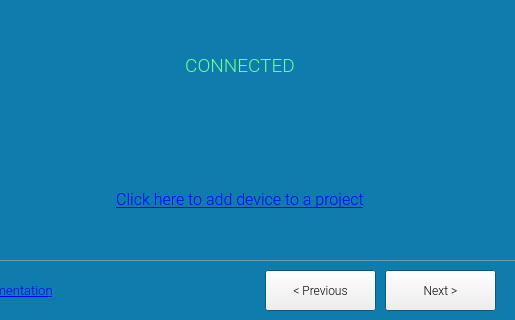
Qt form src/wizard/wizard.ui (olgierdh/mongoose-flashing-tool) before a commit; both pictures show x 325 to 840 and y 200 to 520 of the 840 by 520 pixel window.
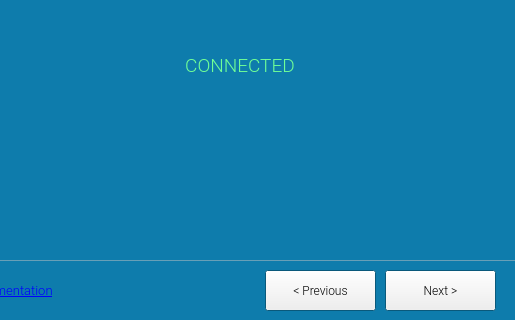
The same form after that commit. The open tabs and pages were chosen to show the change. Icons and pictures are not drawn.

Commit message:
FnC wizard: Cloud device claim flow; save config
Minor refactoring of command line options

PUBLISHED_FROM=ed37ee01a3c5aaa815d997cbdfad4ff36f06888f

```diff
--- a/src/wizard/wizard.ui
+++ b/src/wizard/wizard.ui
@@ -2809,66 +2809,6 @@
        <set>Qt::AlignCenter</set>
       </property>
      </widget>
-     <widget class="QLabel" name="s4_2_link">
-      <property name="geometry">
-       <rect>
-        <x>410</x>
-        <y>330</y>
-        <width>310</width>
-        <height>20</height>
-       </rect>
-      </property>
-      <property name="palette">
-       <palette>
-        <active>
-         <colorrole role="WindowText">
-          <brush brushstyle="SolidPattern">
-           <color alpha="255">
-            <red>255</red>
-            <green>255</green>
-            <blue>255</blue>
-           </color>
-          </brush>
-         </colorrole>
-        </active>
-        <inactive>
-         <colorrole role="WindowText">
-          <brush brushstyle="SolidPattern">
-           <color alpha="255">
-            <red>255</red>
-            <green>255</green>
-            <blue>255</blue>
-           </color>
-          </brush>
-         </colorrole>
-        </inactive>
-        <disabled>
-         <colorrole role="WindowText">
-          <brush brushstyle="SolidPattern">
-           <color alpha="255">
-            <red>120</red>
-            <green>120</green>
-            <blue>120</blue>
-           </color>
-          </brush>
-         </colorrole>
-        </disabled>
-       </palette>
-      </property>
-      <property name="font">
-       <font>
-        <family>Roboto Light</family>
-        <pointsize>12</pointsize>
-        <underline>false</underline>
-       </font>
-      </property>
-      <property name="text">
-       <string>&lt;a href=&quot;https://cloud.cesanta.com/TODO&quot;&gt;Click here to add device to a project&lt;/a&gt;</string>
-      </property>
-      <property name="alignment">
-       <set>Qt::AlignCenter</set>
-      </property>
-     </widget>
     </widget>
     <widget class="QWidget" name="step5">
      <widget class="QLabel" name="s4_2_label_2">
```
Left out of the diff: 79 changed lines with no effect on the pictures. The commit also changes 9 other files.
